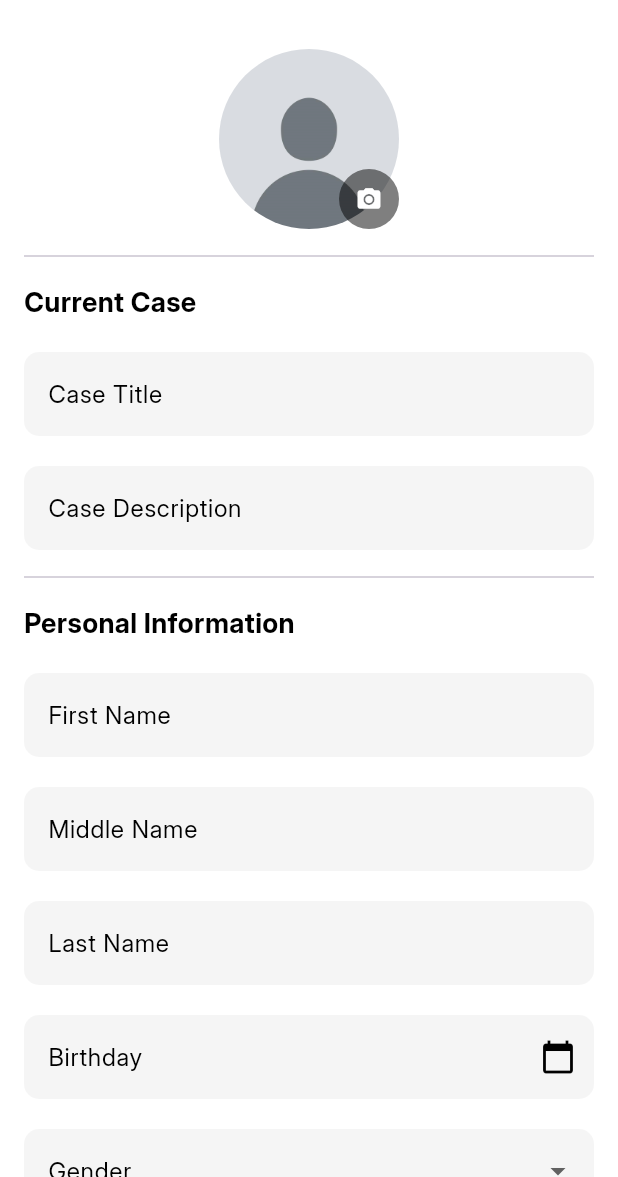
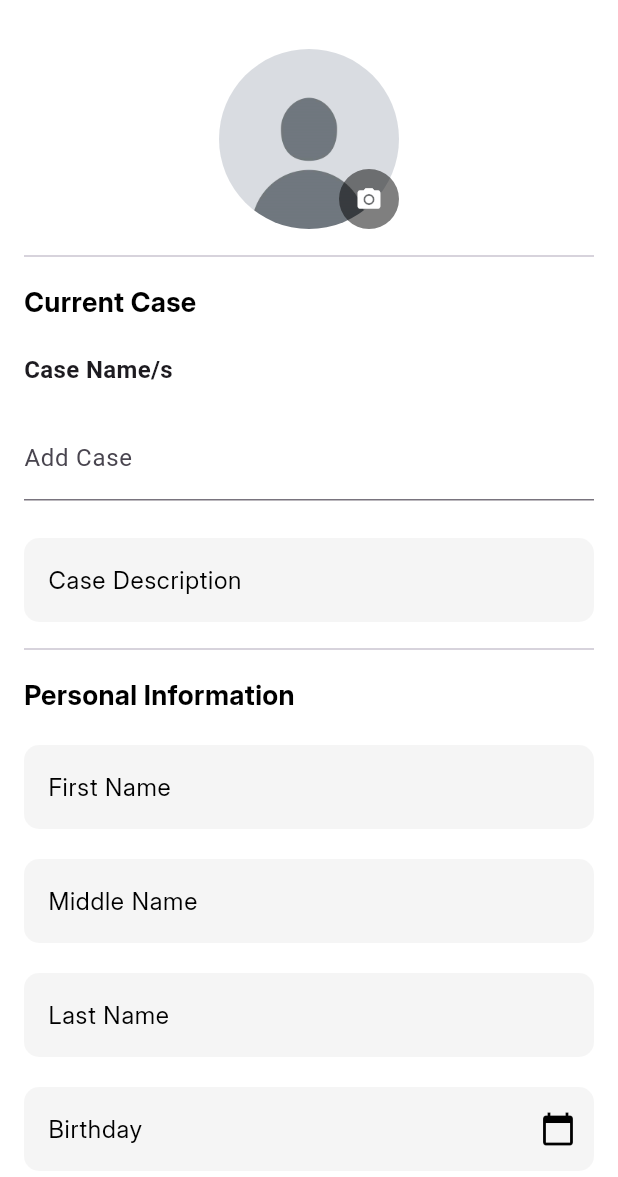
Before and after one commit to Reganexus/SOLACE, a Flutter app: the CaregiverAddPatient screen opened directly, on a phone screen of 412 x 824 dp, the part 59-1236 px from its top. Run offline on Flutter 3.47's test engine with Material 3 defaults, Android fonts, the phone set to English and light mode, and no system bars; our stand-ins replace cloud_firestore, csv, file_picker, firebase_auth, firebase_core, firebase_messaging and 12 more; missing offline and left inert: firebase_app_check; accounts and stored records are empty; project files that could hold a hidden picture were left out.

Commit message:
Modified Case Selection
- case selection is now a multi-select tagging-style dropdown for both patient creation and patient profile editing
- no null/empty check yet

```diff
--- a/lib/models/my_patient.dart
+++ b/lib/models/my_patient.dart
@@ -7,6 +7,7 @@ class PatientData {
   final String lastName;
   final String middleName; // Changed to required
   final String caseTitle; // Required
+  final List<String> cases;
   final String caseDescription; // Required
   final String profileImageUrl;
   final String gender;
@@ -26,6 +27,7 @@ class PatientData {
     required this.lastName,
     required this.middleName, // Marked as required
     required this.caseTitle, // Required
+    required this.cases,
     required this.caseDescription, // Required
     required this.profileImageUrl,
     required this.gender,
@@ -65,6 +67,7 @@ class PatientData {
       middleName:
           data['middleName'] ?? '', // Changed to required with default fallback
       caseTitle: data['caseTitle'] ?? '', // Ensure default value or required
+      cases: List<String>.from(data['cases'] ?? []),
       caseDescription:
           data['caseDescription'] ?? '', // Ensure default value or required
       profileImageUrl: data['profileImageUrl'] ?? '',
@@ -89,6 +92,7 @@ class PatientData {
       'lastName': lastName,
       'middleName': middleName, // Included as required
       'caseTitle': caseTitle, // Include in mapping
+      'cases': cases,
       'caseDescription': caseDescription, // Include in mapping
       'profileImageUrl': profileImageUrl,
       'gender': gender,
--- a/lib/screens/caregiver/caregiver_add_patient.dart
+++ b/lib/screens/caregiver/caregiver_add_patient.dart
@@ -8,6 +8,7 @@ import 'package:fluttertoast/fluttertoast.dart';
 import 'package:path_provider/path_provider.dart';
 import 'package:solace/services/error_handler.dart';
 import 'package:solace/services/validator.dart';
+import 'package:solace/shared/widgets/case_picker.dart';
 import 'package:solace/shared/widgets/select_profile_image.dart';
 import 'package:solace/themes/buttonstyle.dart';
 import 'package:solace/themes/colors.dart';
@@ -26,6 +27,7 @@ class CaregiverAddPatient extends StatefulWidget {
 class _CaregiverAddPatientState extends State<CaregiverAddPatient> {
   final GlobalKey<FormState> _formKey = GlobalKey<FormState>();
   late Map<String, dynamic> patientData = {};
+  List<String> selectedCases = [];
   File? _profileImage;
   String? _profileImageUrl;
   DateTime? birthday;
@@ -93,6 +95,18 @@ class _CaregiverAddPatientState extends State<CaregiverAddPatient> {
       textColor: AppColors.white,
       fontSize: 16.0,
     );
+  }
+
+  void _addCase(String caseItem) {
+    setState(() {
+      selectedCases.add(caseItem);
+    });
+  }
+
+  void _removeCase(String caseItem) {
+    setState(() {
+      selectedCases.remove(caseItem);
+    });
   }
 
   Future<File> getFileFromAsset(String assetPath) async {
@@ -299,11 +313,9 @@ class _CaregiverAddPatientState extends State<CaregiverAddPatient> {
       if (fixedWishesController.text.trim().isEmpty) {
         throw Exception('Please select your religion.');
       }
-      if (caseTitleController.text.trim().isEmpty) {
-        throw Exception('Address cannot be empty.');
-      }
+
       if (caseDescriptionController.text.trim().isEmpty) {
-        throw Exception('Address cannot be empty.');
+        throw Exception('Case Description cannot be empty.');
       }
 
       // Submit to database
@@ -321,6 +333,7 @@ class _CaregiverAddPatientState extends State<CaregiverAddPatient> {
         profileImageUrl: profileImageUrl,
         birthday: birthday,
         caseTitle: caseTitleController.text.trim().capitalizeEachWord(),
+        cases: selectedCases,
         caseDescription:
             caseDescriptionController.text.trim().capitalizeEachWord(),
         status: 'stable',
@@ -462,15 +475,10 @@ class _CaregiverAddPatientState extends State<CaregiverAddPatient> {
                   children: [Text('Current Case', style: Textstyle.subheader)],
                 ),
                 const SizedBox(height: 20),
-
-                CustomTextField(
-                  controller: caseTitleController,
-                  focusNode: _focusNodes[9],
-                  labelText: 'Case Title',
-                  enabled: !_isLoading,
-                  validator:
-                      (val) =>
-                          val!.isEmpty ? 'Case Title cannot be empty' : null,
+                CasePickerWidget(
+                  selectedCases: selectedCases,
+                  onAddCase: _addCase,
+                  onRemoveCase: _removeCase,
                 ),
                 const SizedBox(height: 20),
 
--- a/lib/screens/caregiver/caregiver_dashboard.dart
+++ b/lib/screens/caregiver/caregiver_dashboard.dart
@@ -113,9 +113,9 @@ class CaregiverDashboardState extends State<CaregiverDashboard> {
       children: [
         Text('Patient List', style: Textstyle.subheader),
         const SizedBox(height: 10.0),
-        ListView.builder(
+        Expanded(
+          child: ListView.builder(
             shrinkWrap: true,
-          physics: const NeverScrollableScrollPhysics(),
             itemCount: patients.length,
             itemBuilder: (context, index) {
               final patient = patients[index];
@@ -171,6 +171,7 @@ class CaregiverDashboardState extends State<CaregiverDashboard> {
               );
             },
           ),
+        )
       ],
     );
   }
--- a/lib/services/database.dart
+++ b/lib/services/database.dart
@@ -587,6 +587,7 @@ class DatabaseService {
     String? profileImageUrl,
     DateTime? birthday,
     String? caseTitle,
+    List? cases,
     String? caseDescription,
     String? status,
   }) async {
@@ -643,6 +644,7 @@ class DatabaseService {
 
       // Add case-related data
       if (caseTitle?.isNotEmpty ?? false) updatedData['caseTitle'] = caseTitle;
+      if (cases?.isNotEmpty ?? false) updatedData['cases'] = cases;
       if (caseDescription?.isNotEmpty ?? false) {
         updatedData['caseDescription'] = caseDescription;
       }
@@ -679,6 +681,7 @@ class DatabaseService {
     DateTime? birthday,
     String? caseTitle,
     String? caseDescription,
+    List? cases,
     String? status,
     String? address,
   }) async {
@@ -699,6 +702,7 @@ class DatabaseService {
         if (profileImageUrl != null) 'profileImageUrl': profileImageUrl,
         if (birthday != null) 'birthday': Timestamp.fromDate(birthday),
         if (caseTitle != null && caseTitle.isNotEmpty) 'caseTitle': caseTitle,
+        if (cases != null && cases.isNotEmpty) 'cases': cases,
         if (caseDescription != null && caseDescription.isNotEmpty)
           'caseDescription': caseDescription,
         if (status != null && status.isNotEmpty) 'status': status,
--- /dev/null
+++ b/lib/shared/widgets/case_picker.dart
@@ -0,0 +1,232 @@
+import 'package:flutter/material.dart';
+
+class CasePickerWidget extends StatefulWidget {
+  final List<String> selectedCases;
+  final void Function(String) onAddCase;
+  final void Function(String) onRemoveCase;
+  final FormFieldValidator<List<String>>? validator;
+
+  const CasePickerWidget({
+    super.key,
+    required this.selectedCases,
+    required this.onAddCase,
+    required this.onRemoveCase,
+    this.validator,
+  });
+
+  @override
+  CasePickerWidgetState createState() => CasePickerWidgetState();
+}
+
+class CasePickerWidgetState extends State<CasePickerWidget> {
+  final TextEditingController _searchController = TextEditingController();
+  final FocusNode _searchFocusNode = FocusNode();
+  bool showDropdown = false;
+
+  final List<String> allCases = [
+    // **Cancer (AJCC TNM Staging for Solid Tumors)**
+    'Lung Cancer (Stage 0)', 'Lung Cancer (Stage I)', 'Lung Cancer (Stage II)', 'Lung Cancer (Stage III)', 'Lung Cancer (Stage IV)',
+    'Colon Cancer (Stage 0)', 'Colon Cancer (Stage I)', 'Colon Cancer (Stage II)', 'Colon Cancer (Stage III)', 'Colon Cancer (Stage IV)',
+    'Pancreatic Cancer (Stage 0)', 'Pancreatic Cancer (Stage I)', 'Pancreatic Cancer (Stage II)', 'Pancreatic Cancer (Stage III)', 'Pancreatic Cancer (Stage IV)',
+    'Breast Cancer (Stage 0)', 'Breast Cancer (Stage I)', 'Breast Cancer (Stage II)', 'Breast Cancer (Stage III)', 'Breast Cancer (Stage IV)',
+    'Prostate Cancer (Localized)', 'Prostate Cancer (Locally Advanced)', 'Prostate Cancer (Metastatic)',
+    'Ovarian Cancer (Stage I)', 'Ovarian Cancer (Stage II)', 'Ovarian Cancer (Stage III)', 'Ovarian Cancer (Stage IV)',
+    'Brain Tumor (WHO Grade 1)', 'Brain Tumor (WHO Grade 2)', 'Brain Tumor (WHO Grade 3)', 'Brain Tumor (WHO Grade 4 - Glioblastoma)',
+    'Leukemia (Acute Lymphoblastic)', 'Leukemia (Acute Myeloid)', 'Leukemia (Chronic Lymphocytic)', 'Leukemia (Chronic Myeloid)',
+    'Lymphoma (Stage I)', 'Lymphoma (Stage II)', 'Lymphoma (Stage III)', 'Lymphoma (Stage IV)',
+    'Skin Cancer (Basal Cell)', 'Skin Cancer (Squamous Cell)', 'Melanoma (Stage I)', 'Melanoma (Stage II)', 'Melanoma (Stage III)', 'Melanoma (Stage IV)',
+    'Bladder Cancer (Non-Invasive)', 'Bladder Cancer (Invasive)', 'Bladder Cancer (Metastatic)',
+
+    // **Cardiovascular & Pulmonary Diseases**
+    'Heart Failure (NYHA Class I)', 'Heart Failure (NYHA Class II)', 'Heart Failure (NYHA Class III)', 'Heart Failure (NYHA Class IV)',
+    'Stroke (Ischemic)', 'Stroke (Hemorrhagic)',
+    'Atrial Fibrillation (Paroxysmal)', 'Atrial Fibrillation (Persistent)', 'Atrial Fibrillation (Permanent)',
+    'Hypertension (Stage 1)', 'Hypertension (Stage 2)', 'Hypertension (Hypertensive Crisis)',
+    'COPD (GOLD Stage 1 - Mild)', 'COPD (GOLD Stage 2 - Moderate)', 'COPD (GOLD Stage 3 - Severe)', 'COPD (GOLD Stage 4 - Very Severe)',
+    'Pulmonary Fibrosis (Early)', 'Pulmonary Fibrosis (Advanced)',
+
+    // **Neurological Disorders**
+    'Alzheimer’s Disease (Mild)', 'Alzheimer’s Disease (Moderate)', 'Alzheimer’s Disease (Severe)',
+    'Parkinson’s Disease (Stage 1)', 'Parkinson’s Disease (Stage 2)', 'Parkinson’s Disease (Stage 3)', 'Parkinson’s Disease (Stage 4)', 'Parkinson’s Disease (Stage 5)',
+    'ALS (Early Stage)', 'ALS (Middle Stage)', 'ALS (Late Stage)', 'ALS (End-Stage)',
+    'Multiple Sclerosis (Relapsing-Remitting)', 'Multiple Sclerosis (Primary Progressive)', 'Multiple Sclerosis (Secondary Progressive)',
+    'Epilepsy (Focal)', 'Epilepsy (Generalized)',
+
+    // **Kidney and Liver Diseases**
+    'Chronic Kidney Disease (Stage 1)', 'Chronic Kidney Disease (Stage 2)', 'Chronic Kidney Disease (Stage 3)', 'Chronic Kidney Disease (Stage 4)', 'Chronic Kidney Disease (Stage 5 - End-Stage Renal Disease)',
+    'Liver Cirrhosis (Compensated)', 'Liver Cirrhosis (Decompensated)',
+    'Liver Failure (Acute)', 'Liver Failure (Chronic)',
+
+    // **Endocrine & Metabolic Disorders**
+    'Diabetes Mellitus (Type 1)', 'Diabetes Mellitus (Type 2)', 'Diabetes (With Complications)',
+    'Thyroid Disease (Hypothyroidism)', 'Thyroid Disease (Hyperthyroidism)',
+    'Cushing’s Syndrome', 'Addison’s Disease',
+
+    // **Autoimmune & Chronic Inflammatory Disorders**
+    'HIV/AIDS (Stage 1)', 'HIV/AIDS (Stage 2)', 'HIV/AIDS (Stage 3 - AIDS)',
+    'Rheumatoid Arthritis (Early)', 'Rheumatoid Arthritis (Advanced)',
+    'Lupus (Mild)', 'Lupus (Severe)',
+    'Severe Malnutrition',
+
+    // **Musculoskeletal Disorders**
+    'Frailty Syndrome',
+    'Severe Osteoarthritis',
+    'Chronic Pain Syndrome',
+
+    // **Wound and Skin Conditions**
+    'Pressure Ulcers (Stage 1)', 'Pressure Ulcers (Stage 2)', 'Pressure Ulcers (Stage 3)', 'Pressure Ulcers (Stage 4)',
+    'Severe Burns (Partial Thickness)', 'Severe Burns (Full Thickness)',
+
+    // **Other Terminal and Chronic Conditions**
+    'Dementia (Mild)', 'Dementia (Moderate)', 'Dementia (Severe)',
+    'Amyloidosis (Primary)', 'Amyloidosis (Secondary)',
+    'Pulmonary Hypertension (Mild)', 'Pulmonary Hypertension (Severe)',
+    'Systemic Sclerosis (Limited)', 'Systemic Sclerosis (Diffuse)',
+    'Sickle Cell Disease (Chronic)', 'Sickle Cell Disease (Crisis)',
+  ];
+
+
+  List<String> filteredCases = [];
+
+  @override
+  void initState() {
+    super.initState();
+    _searchFocusNode.addListener(() {
+      setState(() {
+        showDropdown = _searchFocusNode.hasFocus;
+      });
+    });
+    _updateFilteredCases();
+  }
+
+  /// Extracts the base name of a case (e.g., "Lung Cancer" from "Lung Cancer (Stage 1)")
+  String _getBaseCaseName(String caseItem) {
+    return caseItem.split('(')[0].trim();
+  }
+
+  /// Updates the filtered case list by excluding already selected cases
+  void _updateFilteredCases() {
+    setState(() {
+      List<String> selectedBaseNames = widget.selectedCases.map(_getBaseCaseName).toSet().toList();
+      filteredCases = allCases.where((c) {
+        String baseName = _getBaseCaseName(c);
+        return !selectedBaseNames.contains(baseName);
+      }).toList();
+    });
+  }
+
+  /// Handles adding a case while removing its other severity variants
+  void _addCase(String caseItem) {
+    String baseName = _getBaseCaseName(caseItem);
+
+    // Remove all existing cases with the same base name
+    List<String> toRemove = widget.selectedCases.where((c) => _getBaseCaseName(c) == baseName).toList();
+    for (String c in toRemove) {
+      widget.onRemoveCase(c);
+    }
+
+    // Add the selected case
+    widget.onAddCase(caseItem);
+
+    _searchController.clear();
+    _updateFilteredCases();
+  }
+
+  /// Handles removing a case and restoring its variants
+  void _removeCase(String caseItem) {
+    widget.onRemoveCase(caseItem);
+    _updateFilteredCases(); // Restore all variants when removed
+  }
+
+  @override
+  Widget build(BuildContext context) {
+    return FormField<List<String>>(
+      validator: widget.validator,
+      builder: (FormFieldState<List<String>> state) {
+        return Column(
+          crossAxisAlignment: CrossAxisAlignment.start,
+          children: [
+            Text('Case Name/s', style: TextStyle(fontSize: 16, fontWeight: FontWeight.bold)),
+            const SizedBox(height: 10),
+
+            Wrap(
+              spacing: 8.0,
+              children: widget.selectedCases.map((caseItem) => Chip(
+                label: Text(caseItem),
+                deleteIcon: Icon(Icons.close),
+                onDeleted: () => _removeCase(caseItem),
+              )).toList(),
+            ),
+
+            const SizedBox(height: 10),
+
+            TextField(
+              controller: _searchController,
+              focusNode: _searchFocusNode,
+              onChanged: _onSearchChanged,
+              decoration: InputDecoration(
+                labelText: 'Add Case',
+                suffixIcon: _searchController.text.isNotEmpty
+                    ? IconButton(
+                        icon: Icon(Icons.clear),
+                        onPressed: () {
+                          setState(() {
+                            _searchController.clear();
+                            _updateFilteredCases();
+                          });
+                        },
+                      )
+                    : null,
+              ),
+            ),
+
+            const SizedBox(height: 5),
+
+            if (showDropdown && filteredCases.isNotEmpty)
+              Container(
+                height: 200,
+                decoration: BoxDecoration(
+                  color: Colors.white,
+                  border: Border.all(color: Colors.grey),
+                  borderRadius: BorderRadius.circular(8.0),
+                ),
+                child: ListView.builder(
+                  shrinkWrap: true,
+                  itemCount: filteredCases.length,
+                  itemBuilder: (context, index) {
+                    return ListTile(
+                      title: Text(filteredCases[index]),
+                      onTap: () => _addCase(filteredCases[index]),
+                    );
+                  },
+                ),
+              ),
+
+            // Display validation error if any
+            if (state.hasError)
+              Padding(
+                padding: const EdgeInsets.only(top: 8.0),
+                child: Text(
+                  state.errorText ?? '',
+                  style: TextStyle(color: Colors.red),
+                ),
+              ),
+          ],
+        );
+      },
+    );
+  }
+
+  /// Filters the dropdown list based on search query
+  void _onSearchChanged(String query) {
+    setState(() {
+      List<String> selectedBaseNames = widget.selectedCases.map(_getBaseCaseName).toSet().toList();
+      filteredCases = allCases
+          .where((caseItem) =>
+            caseItem.toLowerCase().contains(query.toLowerCase()) &&
+            !selectedBaseNames.contains(_getBaseCaseName(caseItem))
+          )
+          .toList();
+    });
+  }
+}
```
Also changed, not shown: lib/screens/patient/patient_edit.dart (+45 -17 lines). Lines whose indentation alone changed are shown as unchanged.
